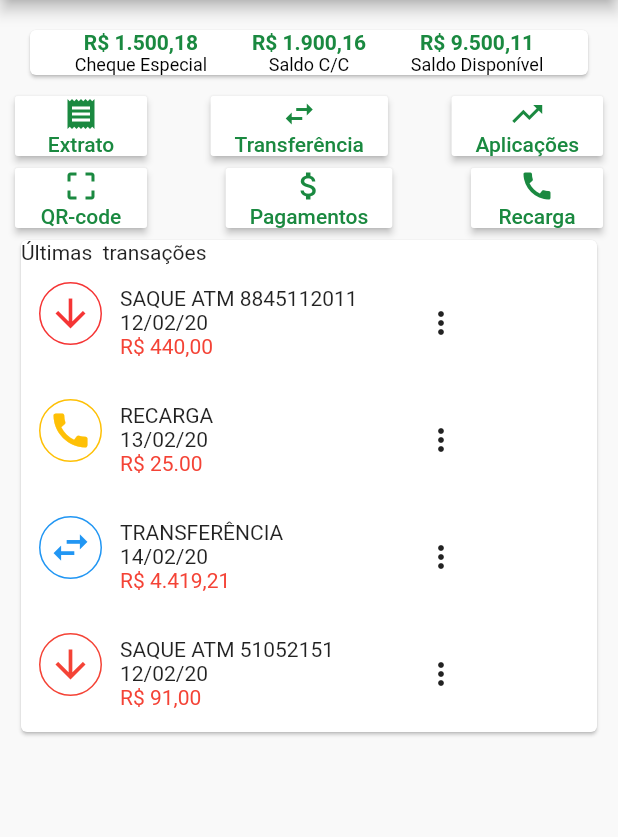
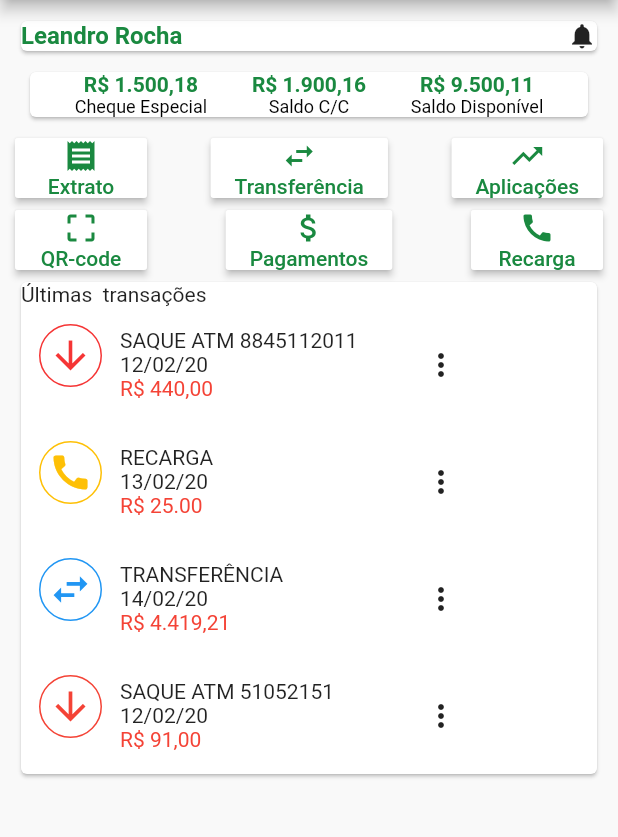
Before and after one commit to leandrorochaadm/credisis_demo, a Flutter app: the TelaPrincipal screen opened directly, on a phone screen of 412 x 824 dp, the part 84-921 px from its top. Run offline on Flutter 3.47's test engine with Material 2 defaults, Android fonts, the phone set to English and light mode, and no system bars; missing offline and left inert: dart:ffi.

Commit message:
tela principal nome do cooperado

```diff
--- a/lib/screens/TelaPrincipal.dart
+++ b/lib/screens/TelaPrincipal.dart
@@ -100,6 +100,21 @@ class _TelaPrincipalState extends State<TelaPrincipal> {
         padding: EdgeInsets.all(10.0),
         child: Column(
           children: <Widget>[
+            Card(
+              child: Row(
+                mainAxisAlignment: MainAxisAlignment.spaceBetween,
+                children: <Widget>[
+                  Text("Leandro Rocha",
+                    style: TextStyle(
+                    color: Theme.of(context).primaryColor,
+                    fontWeight: FontWeight.bold,
+                    fontSize: 16.0
+                    ),
+                  ),
+                  Icon(Icons.notifications, size: 20.0,)
+                ],
+              ),
+            ),
 //            Text("Clique no menu"),
             Card(
               color: Theme.of(context).secondaryHeaderColor,
```
